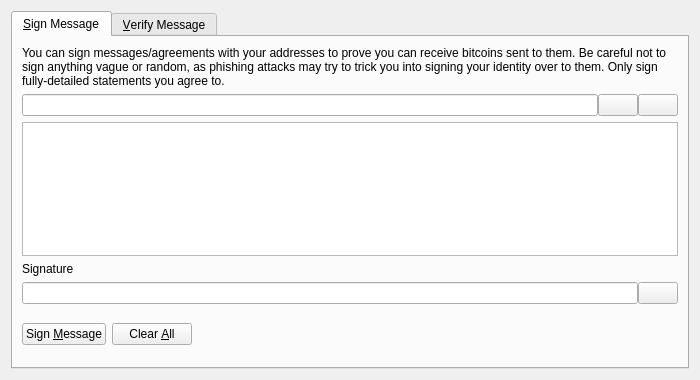
Qt form src/qt/forms/signverifymessagedialog.ui (SvenKercher/dd4) before a commit.
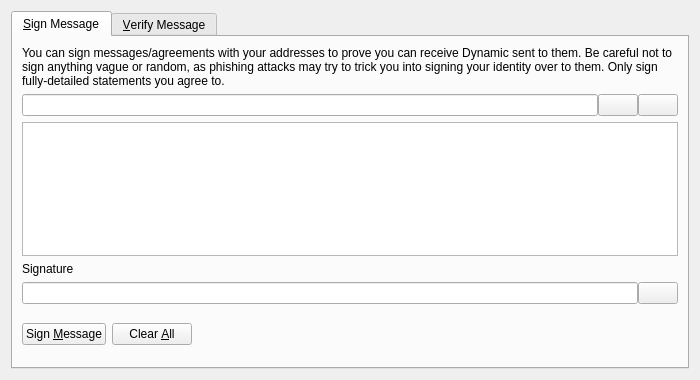
The same form after that commit. Icons and pictures are not drawn. Custom widgets are drawn as their Qt base class.

What changed in the file:
```diff
--- a/src/qt/forms/signverifymessagedialog.ui
+++ b/src/qt/forms/signverifymessagedialog.ui
@@ -30,7 +30,7 @@
        <item>
         <widget class="QLabel" name="infoLabel_SM">
          <property name="text">
-          <string>You can sign messages/agreements with your addresses to prove you can receive bitcoins sent to them. Be careful not to sign anything vague or random, as phishing attacks may try to trick you into signing your identity over to them. Only sign fully-detailed statements you agree to.</string>
+          <string>You can sign messages/agreements with your addresses to prove you can receive Dynamic sent to them. Be careful not to sign anything vague or random, as phishing attacks may try to trick you into signing your identity over to them. Only sign fully-detailed statements you agree to.</string>
          </property>
          <property name="textFormat">
           <enum>Qt::PlainText</enum>
```
Left out of the diff: 44 changed lines with no effect on the pictures.
